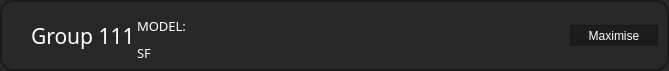
Above: multibench/model/device/devicefoldedwidget.ui from IlyaZh/Maiman-MCBS before the change. Below: the same form after it.
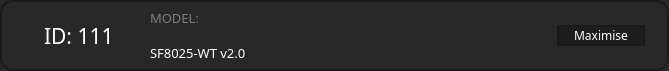
That is the form after the change.

What changed in the file:
```diff
--- a/multibench/model/device/devicefoldedwidget.ui
+++ b/multibench/model/device/devicefoldedwidget.ui
@@ -36,41 +36,33 @@
 }</string>
   </property>
   <layout class="QGridLayout" name="gridLayout">
+   <property name="leftMargin">
+    <number>24</number>
+   </property>
    <property name="topMargin">
     <number>9</number>
    </property>
+   <property name="rightMargin">
+    <number>24</number>
+   </property>
    <property name="bottomMargin">
     <number>9</number>
    </property>
    <property name="verticalSpacing">
     <number>0</number>
    </property>
-   <item row="0" column="2" rowspan="2">
-    <widget class="QLabel" name="Label">
-     <property name="font">
-      <font>
-       <family>Poppins Medium</family>
-       <pointsize>10</pointsize>
-      </font>
-     </property>
-     <property name="styleSheet">
-      <string notr="true">color: rgb(255, 255, 255);
-background: transparent;</string>
-     </property>
-     <property name="text">
-      <string>MODEL:</string>
-     </property>
-    </widget>
-   </item>
    <item row="0" column="6" rowspan="3">
     <layout class="QHBoxLayout" name="horizontalLayout">
      <property name="spacing">
       <number>0</number>
      </property>
+     <property name="leftMargin">
+      <number>10</number>
+     </property>
      <item>
       <widget class="QPushButton" name="showButton">
        <property name="sizePolicy">
-        <sizepolicy hsizetype="Fixed" vsizetype="Fixed">
+        <sizepolicy hsizetype="Preferred" vsizetype="Preferred">
          <horstretch>0</horstretch>
          <verstretch>0</verstretch>
         </sizepolicy>
@@ -87,6 +79,11 @@
          <height>21</height>
         </size>
        </property>
+       <property name="font">
+        <font>
+         <family>Poppins</family>
+        </font>
+       </property>
        <property name="styleSheet">
         <string notr="true"> border: 2px solid #1A1A1A;
 background-color: #1D1D1D;
@@ -101,6 +98,12 @@
    </item>
    <item row="0" column="1" rowspan="3">
     <widget class="QLabel" name="nameLabel">
+     <property name="minimumSize">
+      <size>
+       <width>100</width>
+       <height>0</height>
+      </size>
+     </property>
      <property name="maximumSize">
       <size>
        <width>100</width>
@@ -118,7 +121,10 @@
 background: transparent;</string>
      </property>
      <property name="text">
-      <string>Group 111</string>
+      <string>ID: 111</string>
+     </property>
+     <property name="alignment">
+      <set>Qt::AlignLeading|Qt::AlignLeft|Qt::AlignVCenter</set>
      </property>
     </widget>
    </item>
@@ -156,6 +162,18 @@
    </item>
    <item row="2" column="2">
     <widget class="QLabel" name="modelLabel">
+     <property name="minimumSize">
+      <size>
+       <width>110</width>
+       <height>0</height>
+      </size>
+     </property>
+     <property name="maximumSize">
+      <size>
+       <width>110</width>
+       <height>16777215</height>
+      </size>
+     </property>
      <property name="font">
       <font>
        <family>Poppins Medium</family>
@@ -166,7 +184,10 @@
       <string notr="true">color: rgb(255, 255, 255);</string>
      </property>
      <property name="text">
-      <string>SF</string>
+      <string>SF8025-WT v2.0</string>
+     </property>
+     <property name="alignment">
+      <set>Qt::AlignBottom|Qt::AlignLeading|Qt::AlignLeft</set>
      </property>
     </widget>
    </item>
@@ -186,6 +207,38 @@
      </property>
     </spacer>
    </item>
+   <item row="0" column="2" rowspan="2">
+    <widget class="QLabel" name="Label">
+     <property name="minimumSize">
+      <size>
+       <width>110</width>
+       <height>0</height>
+      </size>
+     </property>
+     <property name="maximumSize">
+      <size>
+       <width>110</width>
+       <height>16777215</height>
+      </size>
+     </property>
+     <property name="font">
+      <font>
+       <family>Poppins Medium</family>
+       <pointsize>10</pointsize>
+      </font>
+     </property>
+     <property name="styleSheet">
+      <string notr="true">color: #7D7D7D;
+background: transparent;</string>
+     </property>
+     <property name="text">
+      <string>MODEL:</string>
+     </property>
+     <property name="alignment">
+      <set>Qt::AlignLeading|Qt::AlignLeft|Qt::AlignTop</set>
+     </property>
+    </widget>
+   </item>
   </layout>
  </widget>
  <resources/>
```
